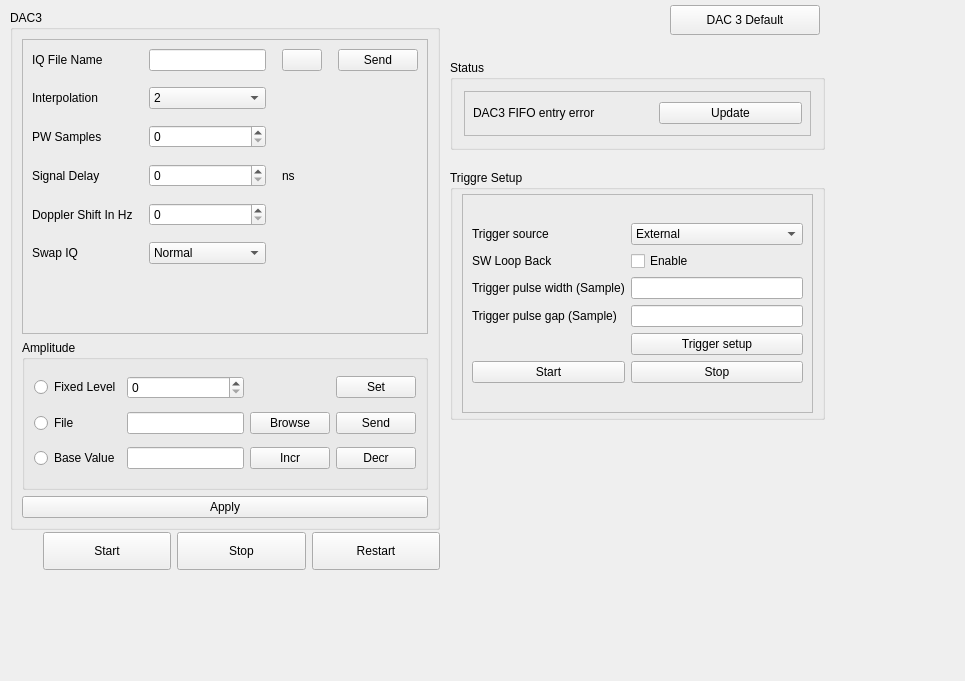
razzzz87/TargetEchoGen, file TargetEchoGen/rf.ui: the form before one commit.
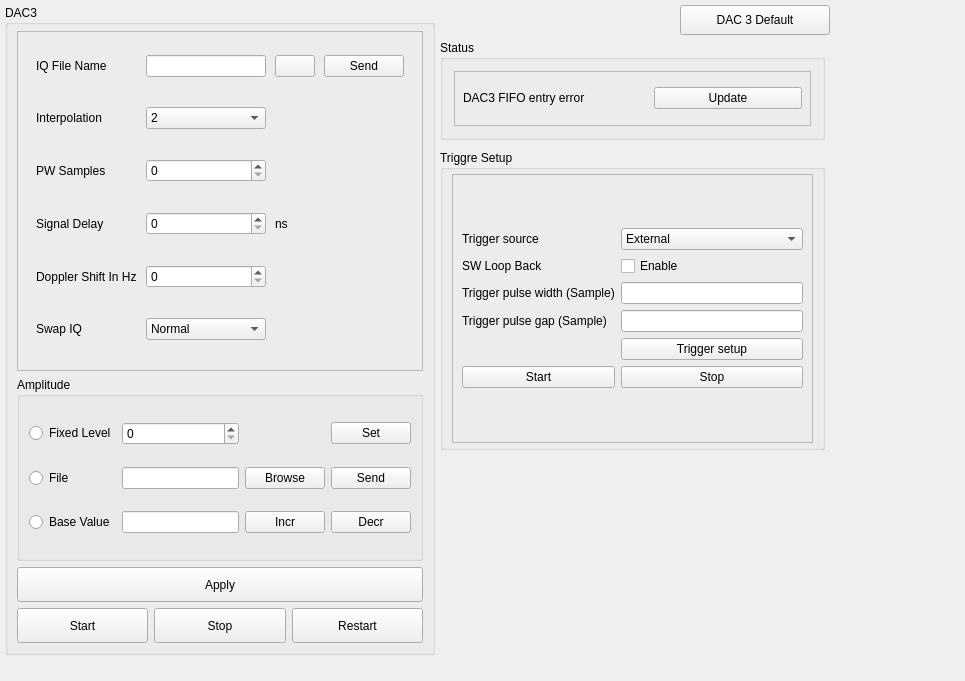
The form after the commit. Icons and pictures are not drawn.

What changed in the file:
```diff
--- a/TargetEchoGen/rf.ui
+++ b/TargetEchoGen/rf.ui
@@ -151,10 +151,10 @@
   <widget class="QGroupBox" name="groupBox_ddr_status_5">
    <property name="geometry">
     <rect>
-     <x>450</x>
-     <y>170</y>
-     <width>375</width>
-     <height>250</height>
+     <x>440</x>
+     <y>150</y>
+     <width>385</width>
+     <height>300</height>
     </rect>
    </property>
    <property name="title">
@@ -273,10 +273,10 @@
   <widget class="QGroupBox" name="groupBox_ddr_status_6">
    <property name="geometry">
     <rect>
-     <x>450</x>
-     <y>60</y>
-     <width>375</width>
-     <height>90</height>
+     <x>440</x>
+     <y>40</y>
+     <width>385</width>
+     <height>100</height>
     </rect>
    </property>
    <property name="title">
@@ -367,7 +367,7 @@
   <widget class="QPushButton" name="pushButton">
    <property name="geometry">
     <rect>
-     <x>670</x>
+     <x>680</x>
      <y>5</y>
      <width>150</width>
      <height>30</height>
@@ -380,22 +380,31 @@
   <widget class="QGroupBox" name="groupBox_dac_setup_if_mode_2">
    <property name="geometry">
     <rect>
-     <x>10</x>
-     <y>10</y>
+     <x>5</x>
+     <y>5</y>
      <width>430</width>
-     <height>520</height>
+     <height>650</height>
     </rect>
    </property>
+   <property name="minimumSize">
+    <size>
+     <width>0</width>
+     <height>650</height>
+    </size>
+   </property>
    <property name="title">
     <string>DAC3</string>
    </property>
    <layout class="QVBoxLayout" name="verticalLayout_6">
+    <property name="topMargin">
+     <number>6</number>
+    </property>
     <item>
      <widget class="QFrame" name="frame_7">
       <property name="minimumSize">
        <size>
         <width>0</width>
-        <height>259</height>
+        <height>340</height>
        </size>
       </property>
       <property name="frameShape">
@@ -404,30 +413,67 @@
       <property name="frameShadow">
        <enum>QFrame::Shadow::Raised</enum>
       </property>
-      <layout class="QHBoxLayout" name="horizontalLayout_16">
-       <property name="spacing">
-        <number>16</number>
+      <layout class="QVBoxLayout" name="verticalLayout">
+       <property name="topMargin">
+        <number>3</number>
        </property>
        <item>
-        <layout class="QVBoxLayout" name="verticalLayout_2">
-         <item>
-          <layout class="QGridLayout" name="gridLayout_4">
-           <item row="8" column="3">
-            <widget class="QLabel" name="label_29">
+        <layout class="QGridLayout" name="gridLayout">
+         <property name="leftMargin">
+          <number>9</number>
+         </property>
+         <property name="topMargin">
+          <number>9</number>
+         </property>
+         <property name="rightMargin">
+          <number>9</number>
+         </property>
+         <property name="bottomMargin">
+          <number>9</number>
+         </property>
+         <property name="horizontalSpacing">
+          <number>9</number>
+         </property>
+         <property name="verticalSpacing">
+          <number>30</number>
+         </property>
+         <item row="0" column="0">
+          <widget class="QLabel" name="LblDAC3IQFileName">
+           <property name="text">
+            <string>IQ File Name</string>
+           </property>
+          </widget>
+         </item>
+         <item row="0" column="1">
+          <widget class="QLineEdit" name="LeDAC3IQFilePath"/>
+         </item>
+         <item row="0" column="2">
+          <widget class="QPushButton" name="PbDAC3IQFileBrowse">
              <property name="text">
               <string/>
              </property>
-            </widget>
-           </item>
-           <item row="6" column="0">
-            <widget class="QLabel" name="label_signal_delay_ch1_2">
+           <property name="icon">
+            <iconset resource="TargetEchoGen.qrc">
+             <normaloff>:/images/file-browser-icon-23.jpg</normaloff>:/images/file-browser-icon-23.jpg</iconset>
+           </property>
+          </widget>
+         </item>
+         <item row="0" column="3">
+          <widget class="QPushButton" name="PbDAC3IQFileSend">
              <property name="text">
-              <string>Doppler Shift In Hz</string>
+            <string>Send</string>
              </property>
             </widget>
            </item>
-           <item row="3" column="1">
-            <widget class="QComboBox" name="comboBox_4">
+         <item row="1" column="0">
+          <widget class="QLabel" name="LblDAC3Interpo">
+           <property name="text">
+            <string>Interpolation</string>
+           </property>
+          </widget>
+         </item>
+         <item row="1" column="1">
+          <widget class="QComboBox" name="CbDAC3Interpo">
              <item>
               <property name="text">
                <string>2</string>
@@ -445,91 +491,52 @@
              </item>
             </widget>
            </item>
-           <item row="0" column="0">
-            <widget class="QLabel" name="label_iq_data_channel1_2">
-             <property name="text">
-              <string>IQ File Name</string>
-             </property>
-            </widget>
-           </item>
-           <item row="3" column="0">
-            <widget class="QLabel" name="label_interpolation_2">
-             <property name="text">
-              <string>Interpolation</string>
-             </property>
-            </widget>
-           </item>
-           <item row="0" column="1">
-            <widget class="QLineEdit" name="lineEdit_7"/>
-           </item>
-           <item row="6" column="1">
-            <widget class="QSpinBox" name="spinBox_7"/>
-           </item>
-           <item row="4" column="0">
-            <widget class="QLabel" name="label_pulse_with_sample_ch1_2">
+         <item row="2" column="0">
+          <widget class="QLabel" name="LblDAC3PWSample">
              <property name="text">
               <string>PW Samples</string>
              </property>
             </widget>
            </item>
-           <item row="5" column="1">
-            <widget class="QSpinBox" name="spinBox_10"/>
-           </item>
-           <item row="7" column="0">
-            <widget class="QLabel" name="label_iq_data_channel2_2">
-             <property name="text">
-              <string>Swap IQ</string>
-             </property>
-            </widget>
-           </item>
-           <item row="5" column="0">
-            <widget class="QLabel" name="label_pulse_with_sample_ch_2">
+         <item row="2" column="1">
+          <widget class="QSpinBox" name="SpDAC3PWSample"/>
+         </item>
+         <item row="3" column="0">
+          <widget class="QLabel" name="LblDAC3SignalDelay">
              <property name="text">
               <string>Signal Delay </string>
              </property>
             </widget>
            </item>
-           <item row="5" column="2">
-            <widget class="QLabel" name="label_17">
+         <item row="3" column="1">
+          <widget class="QSpinBox" name="SpDAC3SignalDelay"/>
+         </item>
+         <item row="3" column="2">
+          <widget class="QLabel" name="LblDAC3SignalDelayMs">
              <property name="text">
               <string>ns</string>
              </property>
             </widget>
            </item>
-           <item row="0" column="2">
-            <widget class="QPushButton" name="pushButton_12">
+         <item row="4" column="0">
+          <widget class="QLabel" name="LblDAC3DoplerShiftHz">
              <property name="text">
-              <string/>
-             </property>
-             <property name="icon">
-              <iconset resource="TargetEchoGen.qrc">
-               <normaloff>:/images/file-browser-icon-23.jpg</normaloff>:/images/file-browser-icon-23.jpg</iconset>
-             </property>
-            </widget>
-           </item>
-           <item row="0" column="3">
-            <widget class="QPushButton" name="pushButton_6">
-             <property name="text">
-              <string>Send</string>
-             </property>
-            </widget>
-           </item>
-           <item row="8" column="0">
-            <widget class="QLabel" name="label">
+            <string>Doppler Shift In Hz</string>
+           </property>
+          </widget>
+         </item>
+         <item row="4" column="1">
+          <widget class="QSpinBox" name="SpDAC3DoplerShiftHz"/>
+         </item>
+         <item row="5" column="0">
+          <widget class="QLabel" name="LblDAC3IQSwapIQ">
              <property name="text">
-              <string/>
+            <string>Swap IQ</string>
              </property>
             </widget>
            </item>
-           <item row="8" column="1">
-            <widget class="QLabel" name="label_18">
-             <property name="text">
-              <string/>
-             </property>
-            </widget>
-           </item>
-           <item row="7" column="1">
-            <widget class="QComboBox" name="comboBox_6">
+         <item row="5" column="1">
+          <widget class="QComboBox" name="CbDAC3IQSwapIQ">
              <item>
               <property name="text">
                <string>Normal</string>
@@ -542,39 +549,19 @@
              </item>
             </widget>
            </item>
-           <item row="4" column="1">
-            <widget class="QSpinBox" name="spinBox_8"/>
-           </item>
-           <item row="9" column="0">
-            <widget class="QLabel" name="label_30">
-             <property name="text">
-              <string/>
-             </property>
-            </widget>
-           </item>
-           <item row="9" column="1">
-            <widget class="QLabel" name="label_31">
-             <property name="text">
-              <string/>
-             </property>
-            </widget>
-           </item>
-           <item row="9" column="3">
-            <widget class="QLabel" name="label_32">
-             <property name="text">
-              <string/>
-             </property>
-            </widget>
-           </item>
-          </layout>
-         </item>
         </layout>
        </item>
       </layout>
      </widget>
     </item>
     <item>
-     <widget class="QGroupBox" name="groupBox_6">
+     <widget class="QGroupBox" name="GbDAC3Ampl">
+      <property name="minimumSize">
+       <size>
+        <width>0</width>
+        <height>184</height>
+       </size>
+      </property>
       <property name="title">
        <string>Amplitude</string>
       </property>
@@ -652,23 +639,19 @@
      </widget>
     </item>
     <item>
-     <widget class="QPushButton" name="pushButton_46">
+     <widget class="QPushButton" name="PbDAC3Apply">
+      <property name="minimumSize">
+       <size>
+        <width>0</width>
+        <height>35</height>
+       </size>
+      </property>
       <property name="text">
        <string>Apply</string>
       </property>
      </widget>
     </item>
-   </layout>
-  </widget>
-  <widget class="QWidget" name="layoutWidget">
-   <property name="geometry">
-    <rect>
-     <x>43</x>
-     <y>532</y>
-     <width>397</width>
-     <height>38</height>
-    </rect>
-   </property>
+    <item>
    <layout class="QHBoxLayout" name="horizontalLayout_8">
     <item>
      <widget class="QPushButton" name="pushButton_40">
@@ -708,6 +691,8 @@
        <string>Restart</string>
       </property>
      </widget>
+      </item>
+     </layout>
     </item>
    </layout>
   </widget>
```
Left out of the diff: 68 changed lines with no effect on the pictures. Lines whose indentation alone changed are shown as unchanged.
